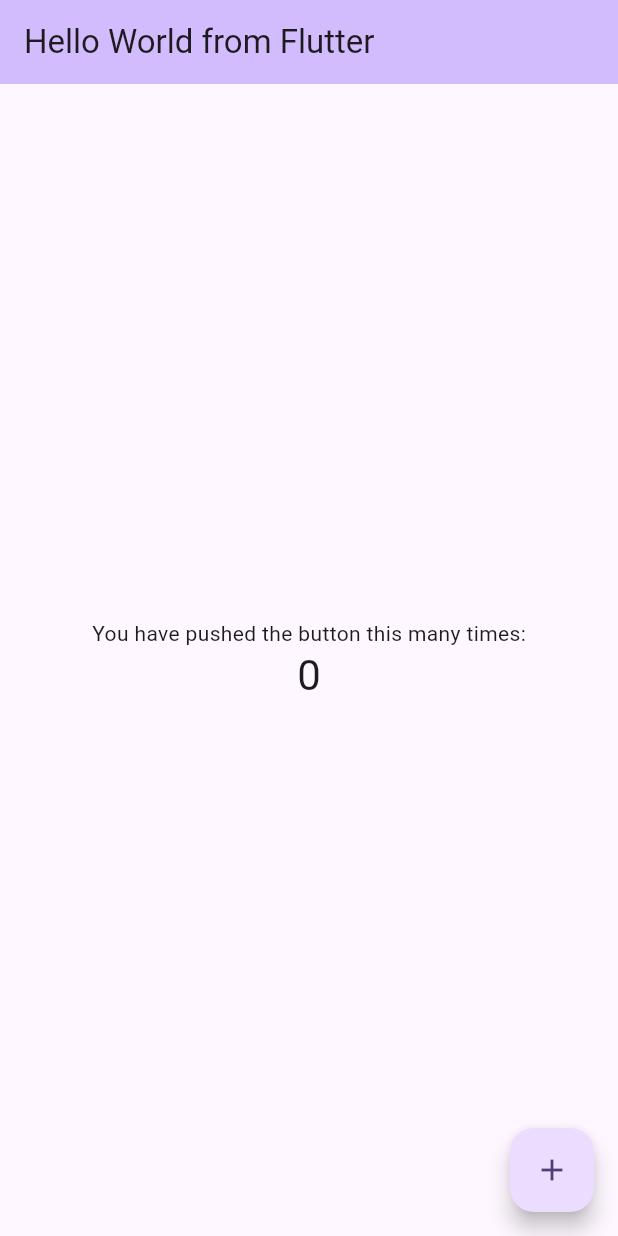
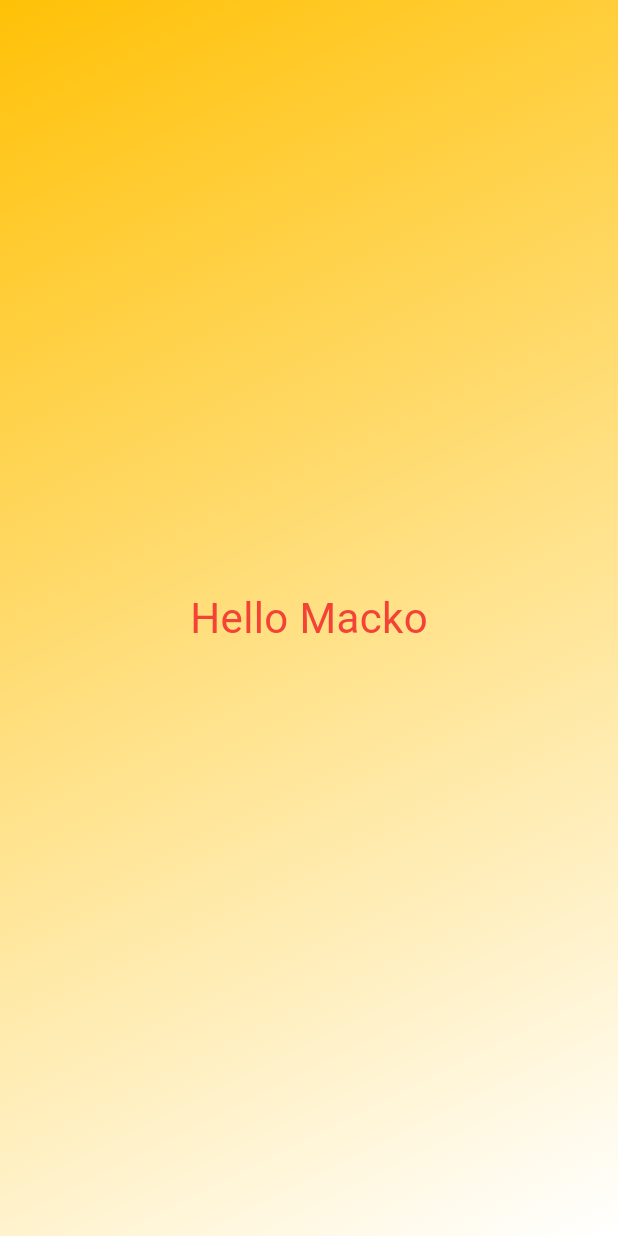
Before and after one commit to MartinKotac/flutterPlayground, a Flutter app: the screen it shows after launch, on a phone screen of 412 x 824 dp. Run offline on Flutter 3.47's test engine with Material 3 defaults, Android fonts, the phone set to English and light mode, and no system bars.

Commit message:
Second module 33 video

```diff
--- a/lib/main.dart
+++ b/lib/main.dart
@@ -1,125 +1,24 @@
 import 'package:flutter/material.dart';
 
 void main() {
-  runApp(const MyApp());
-}
-
-class MyApp extends StatelessWidget {
-  const MyApp({super.key});
-
-  // This widget is the root of your application.
-  @override
-  Widget build(BuildContext context) {
-    return MaterialApp(
-      title: 'Flutter Demo Martin',
-      theme: ThemeData(
-        // This is the theme of your application.
-        //
-        // TRY THIS: Try running your application with "flutter run". You'll see
-        // the application has a purple toolbar. Then, without quitting the app,
-        // try changing the seedColor in the colorScheme below to Colors.green
-        // and then invoke "hot reload" (save your changes or press the "hot
-        // reload" button in a Flutter-supported IDE, or press "r" if you used
-        // the command line to start the app).
-        //
-        // Notice that the counter didn't reset back to zero; the application
-        // state is not lost during the reload. To reset the state, use hot
-        // restart instead.
-        //
-        // This works for code too, not just values: Most code changes can be
-        // tested with just a hot reload.
-        colorScheme: ColorScheme.fromSeed(seedColor: Colors.deepPurple),
-        useMaterial3: true,
-      ),
-      home: const MyHomePage(title: 'Hello World from Flutter'),
-    );
-  }
-}
-
-class MyHomePage extends StatefulWidget {
-  const MyHomePage({super.key, required this.title});
-
-  // This widget is the home page of your application. It is stateful, meaning
-  // that it has a State object (defined below) that contains fields that affect
-  // how it looks.
-
-  // This class is the configuration for the state. It holds the values (in this
-  // case the title) provided by the parent (in this case the App widget) and
-  // used by the build method of the State. Fields in a Widget subclass are
-  // always marked "final".
-
-  final String title;
-
-  @override
-  State<MyHomePage> createState() => _MyHomePageState();
-}
-
-class _MyHomePageState extends State<MyHomePage> {
-  int _counter = 0;
-
-  void _incrementCounter() {
-    setState(() {
-      // This call to setState tells the Flutter framework that something has
-      // changed in this State, which causes it to rerun the build method below
-      // so that the display can reflect the updated values. If we changed
-      // _counter without calling setState(), then the build method would not be
-      // called again, and so nothing would appear to happen.
-      _counter++;
-    });
-  }
-
-  @override
-  Widget build(BuildContext context) {
-    // This method is rerun every time setState is called, for instance as done
-    // by the _incrementCounter method above.
-    //
-    // The Flutter framework has been optimized to make rerunning build methods
-    // fast, so that you can just rebuild anything that needs updating rather
-    // than having to individually change instances of widgets.
-    return Scaffold(
-      appBar: AppBar(
-        // TRY THIS: Try changing the color here to a specific color (to
-        // Colors.amber, perhaps?) and trigger a hot reload to see the AppBar
-        // change color while the other colors stay the same.
-        backgroundColor: Theme.of(context).colorScheme.inversePrimary,
-        // Here we take the value from the MyHomePage object that was created by
-        // the App.build method, and use it to set our appbar title.
-        title: Text(widget.title),
-      ),
-      body: Center(
-        // Center is a layout widget. It takes a single child and positions it
-        // in the middle of the parent.
-        child: Column(
-          // Column is also a layout widget. It takes a list of children and
-          // arranges them vertically. By default, it sizes itself to fit its
-          // children horizontally, and tries to be as tall as its parent.
-          //
-          // Column has various properties to control how it sizes itself and
-          // how it positions its children. Here we use mainAxisAlignment to
-          // center the children vertically; the main axis here is the vertical
-          // axis because Columns are vertical (the cross axis would be
-          // horizontal).
-          //
-          // TRY THIS: Invoke "debug painting" (choose the "Toggle Debug Paint"
-          // action in the IDE, or press "p" in the console), to see the
-          // wireframe for each widget.
-          mainAxisAlignment: MainAxisAlignment.center,
-          children: <Widget>[
-            const Text(
-              'You have pushed the button this many times:',
+  runApp(
+    MaterialApp(
+      home: Scaffold(
+        body: Container(
+          decoration: const BoxDecoration(
+            gradient: LinearGradient(
+                colors: [Colors.amber, Colors.white],
+                begin: Alignment.topLeft,
+                end: Alignment.bottomRight),
+          ),
+          child: const Center(
+            child: Text(
+              'Hello Macko',
+              style: TextStyle(color: Colors.red, fontSize: 28),
             ),
-            Text(
-              '$_counter',
-              style: Theme.of(context).textTheme.headlineMedium,
-            ),
-          ],
+          ),
         ),
       ),
-      floatingActionButton: FloatingActionButton(
-        onPressed: _incrementCounter,
-        tooltip: 'Increment',
-        child: const Icon(Icons.add),
-      ), // This trailing comma makes auto-formatting nicer for build methods.
-    );
-  }
+    ),
+  );
 }
```
Also changed, not shown: 1 other file.
